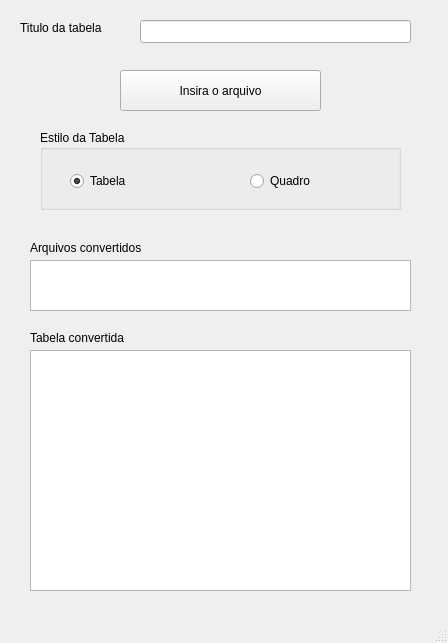
This is TableLatexMaker/mainwindow.ui in guilhermesetim/Conversor-Excel-CSV-to-Table-Latex as Qt 5 draws it before an edit. The edited form follows.
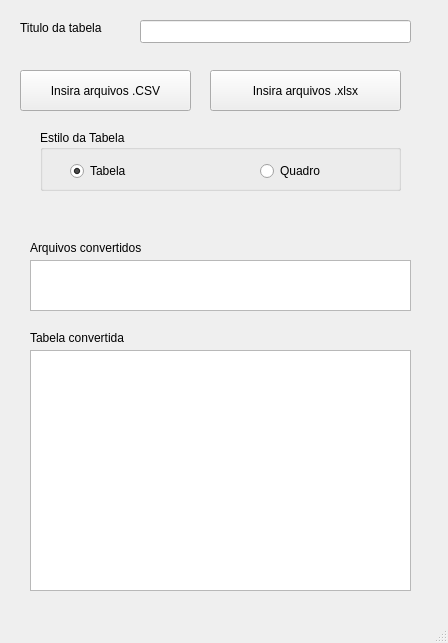
This is the edited form.

Commit message: Classes e Separar ações do csv e xlsx

Patch:
```diff
--- a/TableLatexMaker/mainwindow.ui
+++ b/TableLatexMaker/mainwindow.ui
@@ -17,14 +17,14 @@
    <widget class="QPushButton" name="importarArq">
     <property name="geometry">
      <rect>
-      <x>120</x>
+      <x>20</x>
       <y>70</y>
-      <width>201</width>
+      <width>171</width>
       <height>41</height>
      </rect>
     </property>
     <property name="text">
-     <string>Insira o arquivo</string>
+     <string>Insira arquivos .CSV</string>
     </property>
    </widget>
    <widget class="QPlainTextEdit" name="arqSelect">
@@ -102,7 +102,7 @@
       <x>40</x>
       <y>130</y>
       <width>361</width>
-      <height>80</height>
+      <height>61</height>
      </rect>
     </property>
     <property name="title">
@@ -112,7 +112,7 @@
      <property name="geometry">
       <rect>
        <x>30</x>
-       <y>40</y>
+       <y>30</y>
        <width>106</width>
        <height>22</height>
       </rect>
@@ -127,8 +127,8 @@
     <widget class="QRadioButton" name="rd_quad">
      <property name="geometry">
       <rect>
-       <x>210</x>
-       <y>40</y>
+       <x>220</x>
+       <y>30</y>
        <width>106</width>
        <height>22</height>
       </rect>
@@ -138,6 +138,19 @@
      </property>
     </widget>
    </widget>
+   <widget class="QPushButton" name="arqxlsx">
+    <property name="geometry">
+     <rect>
+      <x>210</x>
+      <y>70</y>
+      <width>191</width>
+      <height>41</height>
+     </rect>
+    </property>
+    <property name="text">
+     <string>Insira arquivos .xlsx</string>
+    </property>
+   </widget>
   </widget>
   <widget class="QMenuBar" name="menubar">
    <property name="geometry">
```
Left out of the diff: 2 changed lines with no effect on the pictures. The commit also changes 17 other files.
